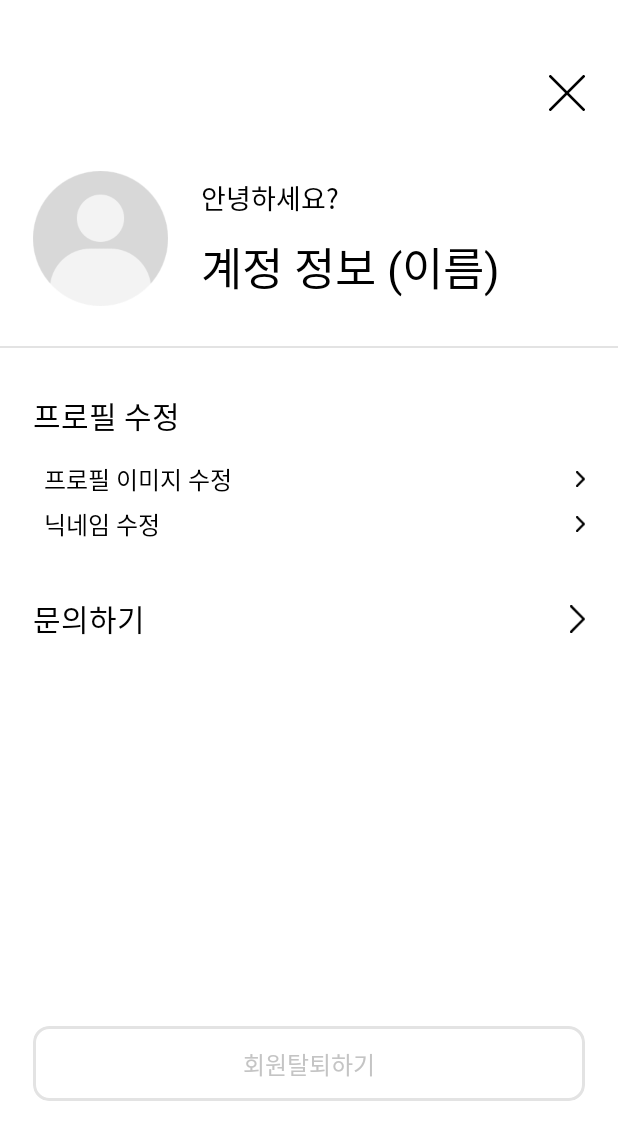
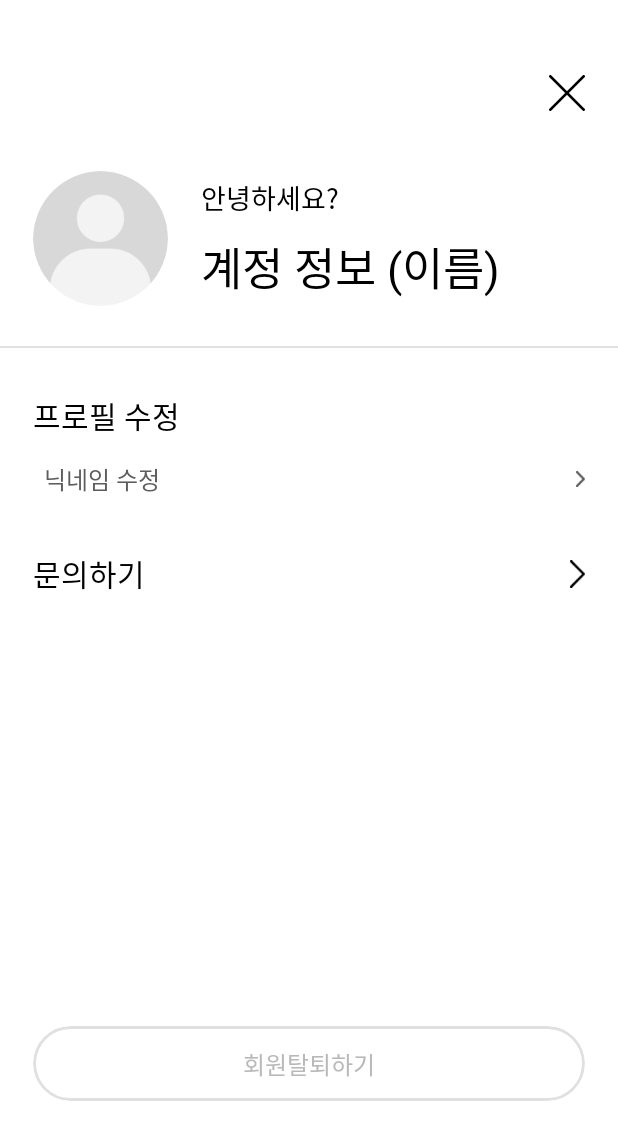
Before and after one commit to Donggrami/Donggrami-Earth1round-AOS, an Android app: the SettingActivity screen opened directly, with no data from a screen before it, on a phone screen of 412 x 824 dp. Shown: the top 1140 px of the screen. Run offline under Robolectric (Android 15) with nearby library versions, the phone set to English and light mode, and no system bars.

Commit message:
[Feat] design edit

```diff
--- a/app/src/main/java/com/example/earth1round_aos/main/setting/SettingActivity.kt
+++ b/app/src/main/java/com/example/earth1round_aos/main/setting/SettingActivity.kt
@@ -20,11 +20,6 @@ class SettingActivity: AppCompatActivity() {
             finish()
         }
 
-        // 프로필 이미지 수정 클릭
-        binding.settingEditProfileImgCl.setOnClickListener {
-            editImg()
-        }
-
 
         // 닉데임 수정 클릭
         binding.settingEditProfileNameCl.setOnClickListener {
--- a/app/src/main/res/drawable/ic_arrow_right_small.xml
+++ b/app/src/main/res/drawable/ic_arrow_right_small.xml
@@ -8,6 +8,6 @@
       android:strokeLineJoin="round"
       android:strokeWidth="2"
       android:fillColor="#00000000"
-      android:strokeColor="#000000"
+      android:strokeColor="#5D5D5D"
       android:strokeLineCap="round"/>
 </vector>
--- a/app/src/main/res/drawable/style_cardview.xml
+++ b/app/src/main/res/drawable/style_cardview.xml
@@ -11,9 +11,9 @@
 
         <shape android:shape="rectangle">
             <stroke android:width="2dp"
-                android:color="@color/light_gray"/>
+                android:color="#E0E0E0"/>
             <solid android:color="@color/white"/>
-            <corners android:radius="10dp"/>
+            <corners android:radius="50dp"/>
         </shape>
 
     </item>
--- a/app/src/main/res/layout/activity_setting.xml
+++ b/app/src/main/res/layout/activity_setting.xml
@@ -17,15 +17,27 @@
         app:layout_constraintTop_toTopOf="parent"/>
 
 
-    <ImageView
-        android:id="@+id/setting_profile_img_iv"
+    <androidx.cardview.widget.CardView
+        android:id="@+id/setting_profile_cv"
         android:layout_width="90dp"
         android:layout_height="90dp"
+        app:cardCornerRadius="90dp"
         android:layout_marginStart="22dp"
         android:layout_marginTop="40dp"
-        android:src="@drawable/basic_profile"
+        app:cardElevation="0dp"
         app:layout_constraintStart_toStartOf="parent"
-        app:layout_constraintTop_toBottomOf="@id/setting_close_iv"/>
+        app:layout_constraintTop_toBottomOf="@+id/setting_close_iv">
+
+        <ImageView
+            android:id="@+id/setting_profile_img_iv"
+            android:layout_width="match_parent"
+            android:layout_height="match_parent"
+            android:scaleType="centerCrop"
+            android:src="@drawable/basic_profile"
+            app:layout_constraintStart_toStartOf="parent"
+            app:layout_constraintTop_toBottomOf="parent"/>
+
+    </androidx.cardview.widget.CardView>
 
 
     <androidx.constraintlayout.widget.ConstraintLayout
@@ -34,9 +46,9 @@
         android:layout_height="wrap_content"
         android:layout_marginStart="22dp"
         android:layout_marginEnd="22dp"
-        app:layout_constraintTop_toTopOf="@+id/setting_profile_img_iv"
-        app:layout_constraintBottom_toBottomOf="@+id/setting_profile_img_iv"
-        app:layout_constraintStart_toEndOf="@+id/setting_profile_img_iv"
+        app:layout_constraintTop_toTopOf="@+id/setting_profile_cv"
+        app:layout_constraintBottom_toBottomOf="@+id/setting_profile_cv"
+        app:layout_constraintStart_toEndOf="@+id/setting_profile_cv"
         app:layout_constraintEnd_toEndOf="parent">
 
         <TextView
@@ -67,7 +79,7 @@
         android:layout_width="0dp"
         android:layout_height="1dp"
         android:layout_marginTop="30dp"
-        android:background="@color/light_gray"
+        android:background="#E0E0E0"
         app:layout_constraintTop_toBottomOf="@+id/setting_profile_text_cl"
         app:layout_constraintStart_toStartOf="parent"
         app:layout_constraintEnd_toEndOf="parent"/>
@@ -94,7 +106,7 @@
             app:layout_constraintTop_toTopOf="parent"/>
 
         <androidx.constraintlayout.widget.ConstraintLayout
-            android:id="@+id/setting_edit_profile_img_cl"
+            android:id="@+id/setting_edit_profile_name_cl"
             android:layout_width="match_parent"
             android:layout_height="0dp"
             android:layout_marginTop="15dp"
@@ -103,42 +115,12 @@
             app:layout_constraintTop_toBottomOf="@+id/setting_edit_profile_tv">
 
             <TextView
-                android:id="@+id/setting_edit_profile_img_tv"
-                android:layout_width="wrap_content"
-                android:layout_height="wrap_content"
-                android:text="프로필 이미지 수정"
-                android:textSize="16sp"
-                android:textColor="@color/black"
-                app:layout_constraintStart_toStartOf="parent"
-                app:layout_constraintTop_toTopOf="parent"/>
-
-            <ImageView
-                android:id="@+id/setting_edit_profile_img_arrow_iv"
-                android:layout_width="6dp"
-                android:layout_height="12dp"
-                android:src="@drawable/ic_arrow_right_small"
-                app:layout_constraintEnd_toEndOf="parent"
-                app:layout_constraintTop_toTopOf="@+id/setting_edit_profile_img_tv"
-                app:layout_constraintBottom_toBottomOf="@+id/setting_edit_profile_img_tv"/>
-
-        </androidx.constraintlayout.widget.ConstraintLayout>
-
-        <androidx.constraintlayout.widget.ConstraintLayout
-            android:id="@+id/setting_edit_profile_name_cl"
-            android:layout_width="match_parent"
-            android:layout_height="0dp"
-            android:layout_marginStart="7dp"
-            android:layout_marginTop="6dp"
-            app:layout_constraintStart_toStartOf="parent"
-            app:layout_constraintTop_toBottomOf="@id/setting_edit_profile_img_cl">
-
-            <TextView
                 android:id="@+id/setting_edit_profile_name_tv"
                 android:layout_width="wrap_content"
                 android:layout_height="wrap_content"
                 android:text="닉네임 수정"
                 android:textSize="16sp"
-                android:textColor="@color/black"
+                android:textColor="#5D5D5D"
                 app:layout_constraintStart_toStartOf="parent"
                 app:layout_constraintTop_toTopOf="parent"/>
 
@@ -193,7 +175,7 @@
         android:id="@+id/setting_delete_account_cv"
         android:layout_width="match_parent"
         android:layout_height="50dp"
-        app:cardCornerRadius="10dp"
+        app:cardCornerRadius="50dp"
         app:cardElevation="0dp"
         android:layout_marginBottom="90dp"
         android:layout_marginStart="22dp"
@@ -213,7 +195,7 @@
                 android:layout_width="wrap_content"
                 android:layout_height="wrap_content"
                 android:text="회원탈퇴하기"
-                android:textColor="@color/dark_gray"
+                android:textColor="#B9B9B9"
                 android:textSize="16sp"
                 app:layout_constraintTop_toTopOf="parent"
                 app:layout_constraintStart_toStartOf="parent"
```
